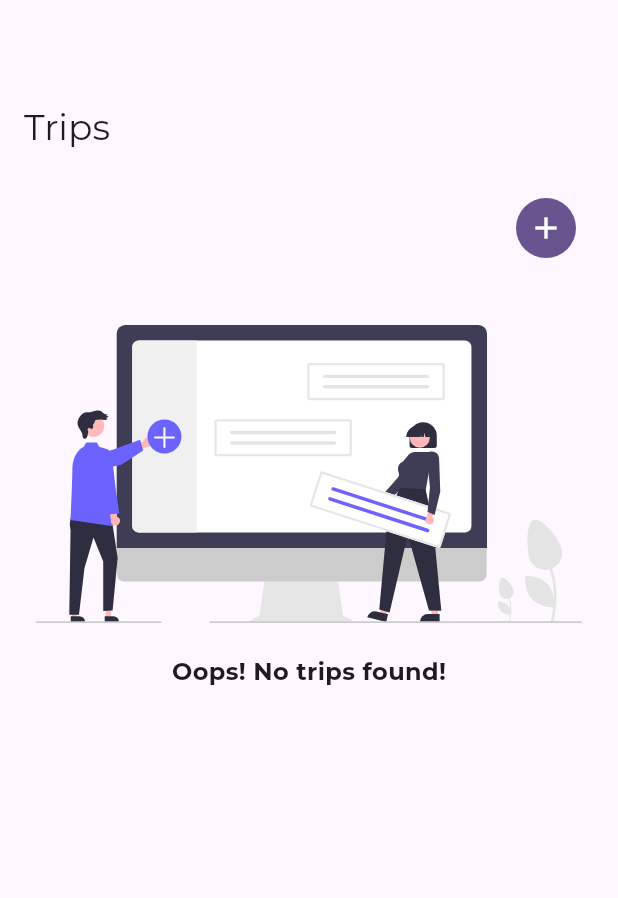
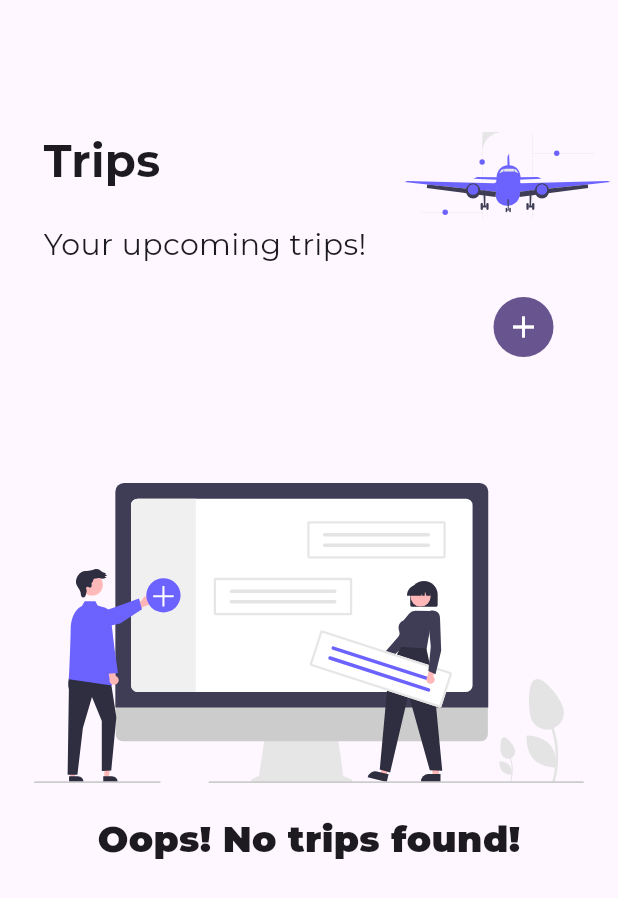
Before and after one commit to dartm05/SafetyApp, a Flutter app: the TripListScreen screen opened by its route, on a phone screen of 412 x 824 dp. Shown: the top 898 px of the screen. Run offline on Flutter 3.47's test engine with Material 3 defaults, Android fonts, the phone set to English and light mode, and no system bars; our stand-ins replace flutter_dotenv, flutter_svg, go_router, google_fonts, shared_preferences; accounts and stored records are empty; statements that could not run were skipped.

Commit message:
refactor(trip_list_screen): Update trip list screen layout and styling

```diff
--- a/front/lib/src/features/trip_list/screens/trip_list_screen.dart
+++ b/front/lib/src/features/trip_list/screens/trip_list_screen.dart
@@ -32,16 +32,84 @@ class _TripListScreenState extends State<TripListScreen> {
         Provider.of<TripListProvider>(context, listen: false);
     final TripFormProvider tripFormProvider =
         Provider.of<TripFormProvider>(context, listen: false);
+    double width = MediaQuery.sizeOf(context).width;
+
     return Scaffold(
-      appBar: AppBar(
-        title: const Text('Trips', style: TextStyle(fontSize: 24)),
-      ),
       body: Padding(
-        padding: const EdgeInsets.symmetric(horizontal: 24),
+        padding: const EdgeInsets.symmetric(horizontal: 5),
         child: Column(
           children: [
+            Row(
+              mainAxisAlignment: width > 800
+                  ? MainAxisAlignment.center
+                  : MainAxisAlignment.start,
+              children: [
+                width > 800
+                    ? Column(
+                        crossAxisAlignment: CrossAxisAlignment.center,
+                        children: [
+                          Text(
+                            "Trips",
+                            style: const TextStyle(
+                              fontSize: 30,
+                              fontWeight: FontWeight.bold,
+                            ),
+                          ),
+                          Text(
+                            'Your upcoming trips!',
+                            style: const TextStyle(
+                              fontSize: 20,
+                              fontWeight: FontWeight.w400,
+                            ),
+                          ),
+                        ],
+                      )
+                    : Expanded(
+                        child: Column(
+                          crossAxisAlignment: CrossAxisAlignment.start,
+                          children: [
+                            SizedBox(height: 30),
+                            Padding(
+                              padding:
+                                  const EdgeInsets.only(left: 24, bottom: 20),
+                              child: Text(
+                                "Trips",
+                                style: const TextStyle(
+                                  fontSize: 30,
+                                  fontWeight: FontWeight.bold,
+                                ),
+                              ),
+                            ),
+                            Padding(
+                              padding: const EdgeInsets.only(left: 24),
+                              child: Text(
+                                'Your upcoming trips!',
+                                style: const TextStyle(
+                                  fontSize: 20,
+                                  fontWeight: FontWeight.w400,
+                                ),
+                              ),
+                            ),
+                          ],
+                        ),
+                      ),
+                SizedBox(width: width > 800 ? 20 : 0),
+                SvgPicture.asset(
+                  'assets/img/plane.svg',
+                  height: 80,
+                  width: width / 3,
+                  placeholderBuilder: (context) =>
+                      const CircularProgressIndicator(),
+                ),
+                const SizedBox(height: 20),
+              ],
+            ),
             const SizedBox(height: 16),
-            Align(
+            Padding(
+              padding: width > 800
+                  ? const EdgeInsets.only(right: 60)
+                  : const EdgeInsets.only(right: 34),
+              child: Align(
                 alignment: Alignment.centerRight,
                 child: IconButton.filled(
                   onPressed: () {
@@ -50,7 +118,8 @@ class _TripListScreenState extends State<TripListScreen> {
                   icon: const Icon(Icons.add),
                 ),
               ),
-            const SizedBox(height: 20),
+            ),
+            width > 800 ? const SizedBox.shrink() : const SizedBox(height: 60),
             Expanded(
               child: FutureBuilder<List<Trip>?>(
                 future: futureTripsList,
@@ -60,14 +129,15 @@ class _TripListScreenState extends State<TripListScreen> {
                   } else if (snapshot.hasError) {
                     return Center(child: Text('Error: ${snapshot.error}'));
                   } else if (!snapshot.hasData || snapshot.data!.isEmpty) {
-                    return Center(
-                      child: Column(
-                        mainAxisAlignment: MainAxisAlignment.start,
+                    return Column(
+                      mainAxisAlignment: width > 800
+                          ? MainAxisAlignment.center
+                          : MainAxisAlignment.start,
                       children: [
                         const SizedBox(height: 20),
                         SvgPicture.asset(
                           'assets/img/no_trips.svg',
-                            height: 200,
+                          height: width > 800 ? 300 : 200,
                           placeholderBuilder: (context) =>
                               const CircularProgressIndicator(),
                         ),
@@ -75,12 +145,11 @@ class _TripListScreenState extends State<TripListScreen> {
                         Text(
                           'Oops! No trips found!',
                           style: TextStyle(
-                              fontSize: 16,
-                              fontWeight: FontWeight.bold,
+                            fontSize: 24,
+                            fontWeight: FontWeight.w900,
                           ),
                         ),
                       ],
-                      ),
                     );
                   } else {
                     final tripsList = snapshot.data!;
```
Lines whose indentation alone changed are shown as unchanged.
